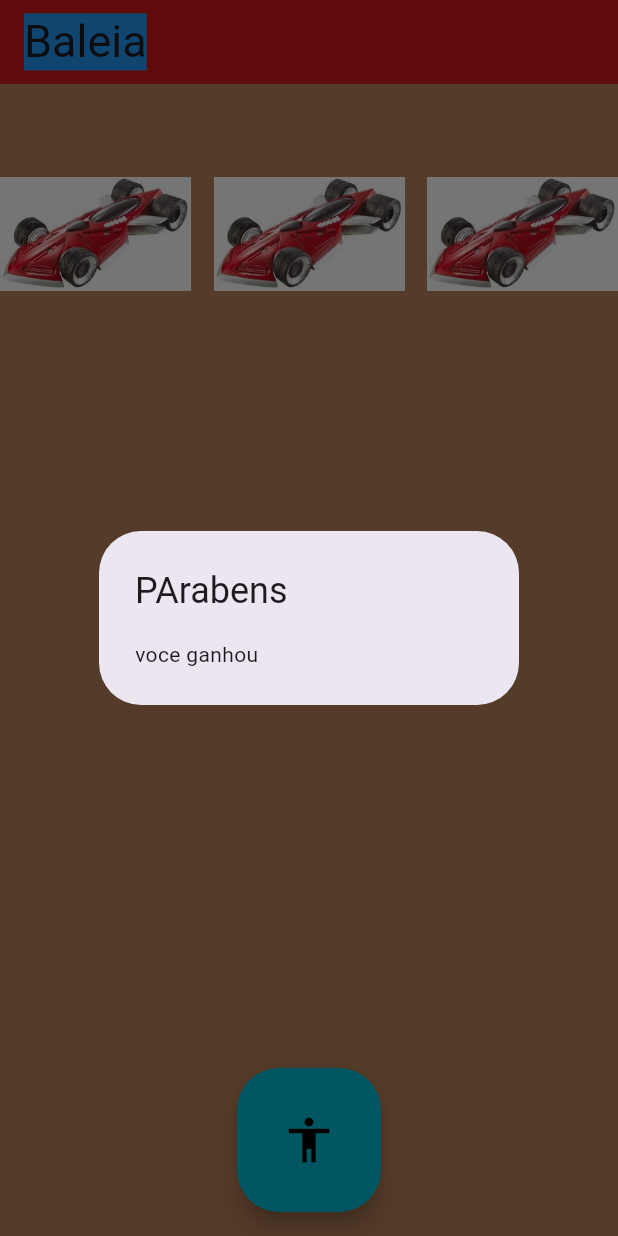
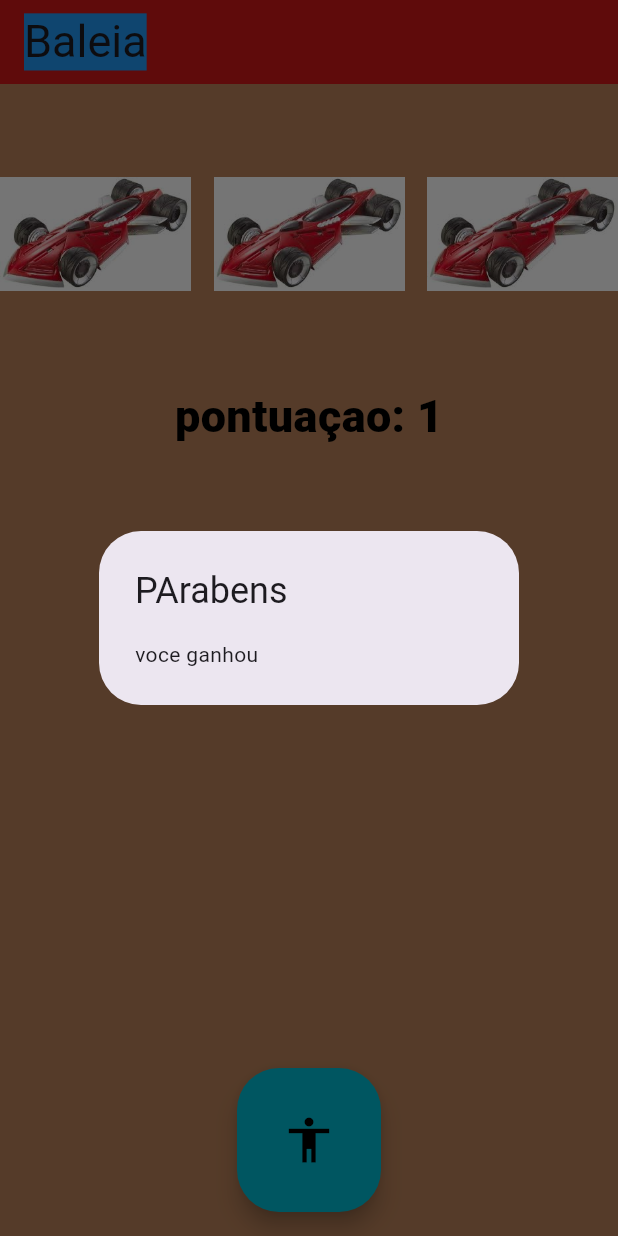
Before and after one commit to gustavo1234323/sorteador, a Flutter app: the screen it shows after launch, after a tap on the "accessibility" icon, on a phone screen of 412 x 824 dp. Run offline on Flutter 3.47's test engine with Material 3 defaults, Android fonts, the phone set to English and light mode, and no system bars.

Commit message:
pontaçao

```diff
--- a/lib/telas/tela_pricipal.dart
+++ b/lib/telas/tela_pricipal.dart
@@ -13,7 +13,10 @@ class _HomePageState extends State<HomePage> {
   // isso é uma lista de texto, que contem o endereço das imagens
   List<String> images = ['assets/1.jpeg', 'assets/2.jpeg', 'assets/3.jpeg'];
 
+
   List<int> imagemSelecionada = [0, 0, 0];
+
+  int conatdor = 0;
 
   void sortear() {
     int i = 0;
@@ -36,6 +39,9 @@ class _HomePageState extends State<HomePage> {
                 content: Text("voce ganhou"),
               ),
         );
+        setState(() {
+          conatdor++;
+        });
       }
 
   }
@@ -54,9 +60,13 @@ class _HomePageState extends State<HomePage> {
 
     if (imagemSelecionada[0] == imagemSelecionada[1] &&
         imagemSelecionada[1] == imagemSelecionada[2]) {
+
       showDialog(
         context: context,
         builder:
+
+
+
             (context) => AlertDialog(
               title: Text("Parabéns!"),
               content: Text("Você ganhou!"),
@@ -112,6 +122,14 @@ class _HomePageState extends State<HomePage> {
               ),
             ],
           ),
+          Text(
+            "pontuaçao: " + conatdor.toString(),
+            style: TextStyle(
+              fontSize: 30,
+             color: Colors.black,
+            fontWeight: FontWeight.w900,
+            ),
+          )
         ],
       ),
       floatingActionButtonLocation: FloatingActionButtonLocation.centerFloat,
```
